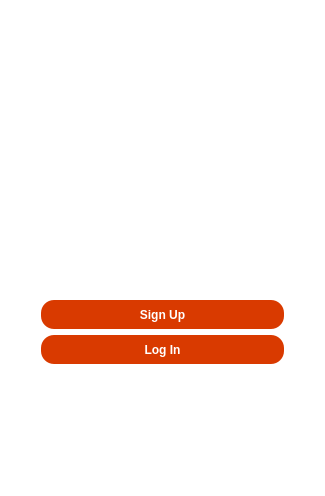
This is SignUpWindow.ui in Tomkode/RedditClone as Qt 5 draws it before an edit. The edited form follows.
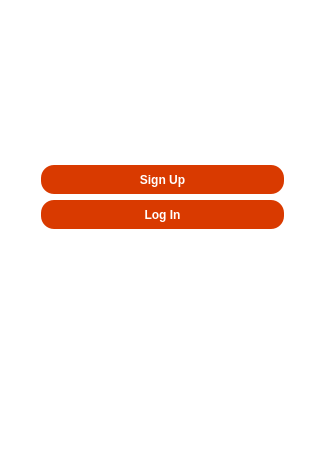
This is the edited form. Icons and pictures are not drawn.

```diff
--- a/SignUpWindow.ui
+++ b/SignUpWindow.ui
@@ -7,19 +7,19 @@
     <x>0</x>
     <y>0</y>
     <width>325</width>
-    <height>496</height>
+    <height>450</height>
    </rect>
   </property>
   <property name="minimumSize">
    <size>
     <width>325</width>
-    <height>496</height>
+    <height>450</height>
    </size>
   </property>
   <property name="maximumSize">
    <size>
     <width>325</width>
-    <height>496</height>
+    <height>450</height>
    </size>
   </property>
   <property name="windowTitle">
@@ -56,12 +56,12 @@
            <enum>Qt::Vertical</enum>
           </property>
           <property name="sizeType">
-           <enum>QSizePolicy::Fixed</enum>
+           <enum>QSizePolicy::Minimum</enum>
           </property>
           <property name="sizeHint" stdset="0">
            <size>
             <width>20</width>
-            <height>40</height>
+            <height>10</height>
            </size>
           </property>
          </spacer>
@@ -70,21 +70,21 @@
          <widget class="QLabel" name="logoLabel">
           <property name="minimumSize">
            <size>
-            <width>200</width>
-            <height>40</height>
+            <width>230</width>
+            <height>98</height>
            </size>
           </property>
           <property name="maximumSize">
            <size>
             <width>200</width>
-            <height>100</height>
+            <height>85</height>
            </size>
           </property>
           <property name="layoutDirection">
            <enum>Qt::LeftToRight</enum>
           </property>
           <property name="text">
-           <string/>
+           <string>&lt;html&gt;&lt;head/&gt;&lt;body&gt;&lt;p&gt;&lt;img src=&quot;:/Reddit69/images/Reddit Logo.png&quot;/&gt;&lt;/p&gt;&lt;/body&gt;&lt;/html&gt;</string>
           </property>
           <property name="scaledContents">
            <bool>true</bool>
@@ -99,10 +99,13 @@
           <property name="orientation">
            <enum>Qt::Vertical</enum>
           </property>
+          <property name="sizeType">
+           <enum>QSizePolicy::Fixed</enum>
+          </property>
           <property name="sizeHint" stdset="0">
            <size>
             <width>20</width>
-            <height>40</height>
+            <height>30</height>
            </size>
           </property>
          </spacer>
@@ -118,12 +121,12 @@
              <enum>Qt::Vertical</enum>
             </property>
             <property name="sizeType">
-             <enum>QSizePolicy::Maximum</enum>
+             <enum>QSizePolicy::Minimum</enum>
             </property>
             <property name="sizeHint" stdset="0">
              <size>
               <width>20</width>
-              <height>20</height>
+              <height>10</height>
              </size>
             </property>
            </spacer>
```
Left out of the diff: 2 changed lines with no effect on the pictures.
